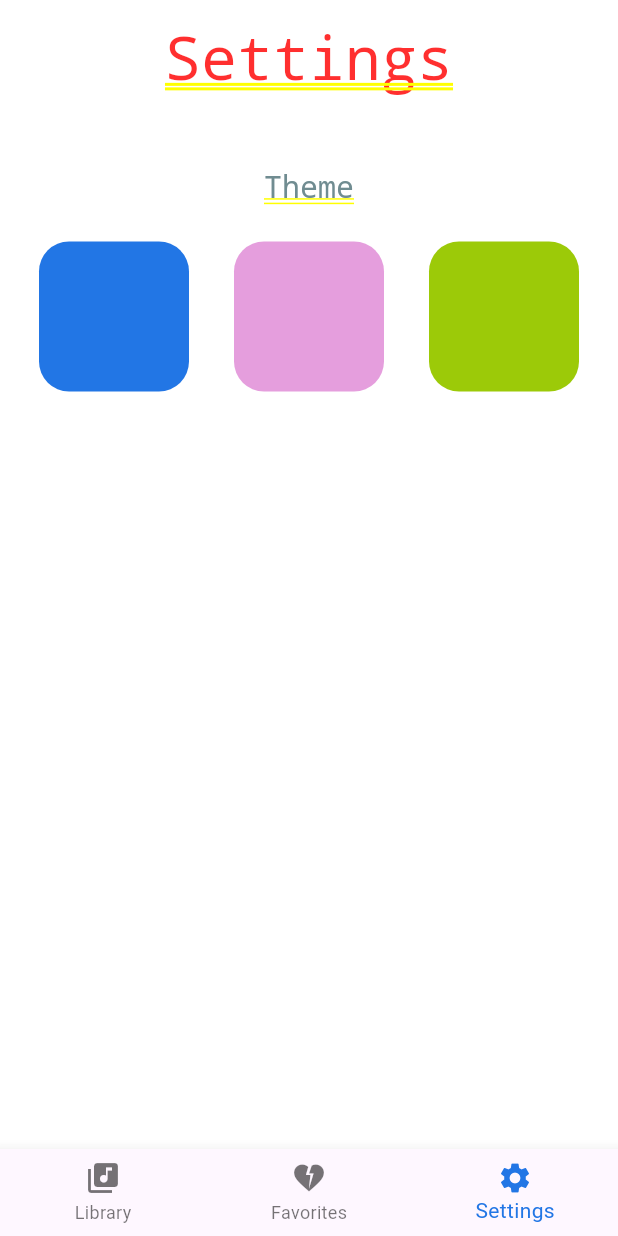
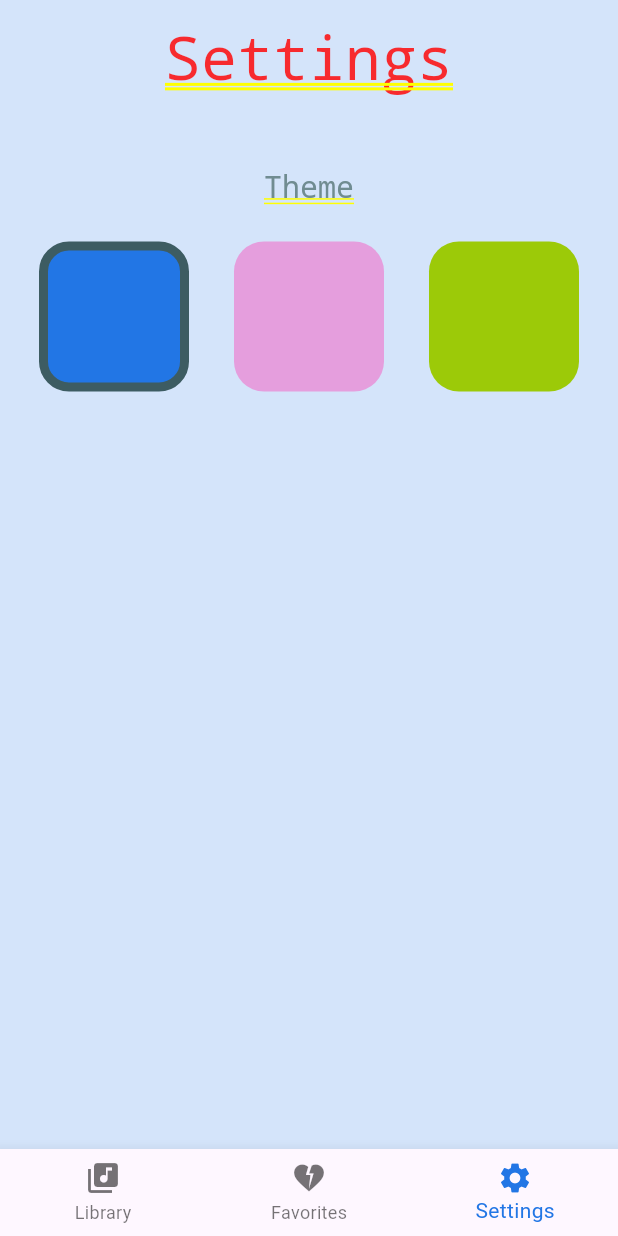
Before and after one commit to ChhunHour72/Repository-Design-Pattern, a Flutter app: the screen it shows after launch, item 3 of the bottom bar chosen, on a phone screen of 412 x 824 dp. Run offline on Flutter 3.47's test engine with Material 3 defaults, Android fonts, the phone set to English and light mode, and no system bars; our stand-ins replace nested; Roboto replaces fonts that are missing (Eesti).

Commit message:
Use AppSettingsState in Views

```diff
--- a/lib/main_common.dart
+++ b/lib/main_common.dart
@@ -37,8 +37,8 @@
   @override
   Widget build(BuildContext context) {
 
-    // 1- Get the globbal settings state
-    AppSettingsState settingsState = context.read<AppSettingsState>();
+    // 1- Get the global settings state
+    AppSettingsState settingsState = context.watch<AppSettingsState>();
 
     return MaterialApp(
       debugShowCheckedModeBanner: false,
--- a/lib/ui/screens/favorite/favorite_screen.dart
+++ b/lib/ui/screens/favorite/favorite_screen.dart
@@ -4,6 +4,7 @@
 import '../../../data/repositories/songs/song_repository.dart';
 import '../../../model/songs/song.dart';
 import '../../states/player_state.dart';
+import '../../states/settings_state.dart';
 import '../../theme/theme.dart';
 
 class FavoriteScreen extends StatelessWidget {
@@ -19,8 +20,11 @@
     // 3 - Watch the globbal player state
     PlayerState playerState = context.read<PlayerState>();
 
+    // 4 - Watch the global settings state for background color
+    AppSettingsState settingsState = context.watch<AppSettingsState>();
+
     return Container(
-
+      color: settingsState.theme.backgroundColor,
       child: Column(
         crossAxisAlignment: CrossAxisAlignment.center,
         children: [
--- a/lib/ui/screens/library/library_screen.dart
+++ b/lib/ui/screens/library/library_screen.dart
@@ -4,6 +4,7 @@
 import '../../../data/repositories/songs/song_repository.dart';
 import '../../../model/songs/song.dart';
 import '../../states/player_state.dart';
+import '../../states/settings_state.dart';
 import '../../theme/theme.dart';
 
 class LibraryScreen extends StatelessWidget {
@@ -18,8 +19,11 @@
     // 3 - Watch the global player state
     PlayerState playerState = context.watch<PlayerState>();
 
+    // 4 - Watch the global settings state for background color
+    AppSettingsState settingsState = context.watch<AppSettingsState>();
+
     return Container(
-
+      color: settingsState.theme.backgroundColor,
       child: Column(
         crossAxisAlignment: CrossAxisAlignment.center,
         children: [
--- a/lib/ui/screens/settings/settings_screen.dart
+++ b/lib/ui/screens/settings/settings_screen.dart
@@ -14,6 +14,7 @@
     AppSettingsState settingsState = context.watch<AppSettingsState>();
     return MaterialApp(
       home: Container(
+      color: settingsState.theme.backgroundColor,
       child: Column(
         crossAxisAlignment: CrossAxisAlignment.center,
         children: [
@@ -35,7 +36,7 @@
                 .map(
                   (theme) => ThemeColorButton(
                     themeColor: theme,
-                    isSelected: settingsState.theme == settingsState,
+                    isSelected: settingsState.theme == theme,
                     onTap: (value) {
                       settingsState.changeTheme(value);
                     },
--- a/lib/ui/states/settings_state.dart
+++ b/lib/ui/states/settings_state.dart
@@ -21,7 +21,7 @@
   Future<void> changeTheme(ThemeColor themeColor) async {
     if (_appSettings == null) return;
     _appSettings = _appSettings!.copyWith(themeColor: themeColor);
-
+    await _appSettingRepo.save(_appSettings!);
     notifyListeners();
   }
 }
```
